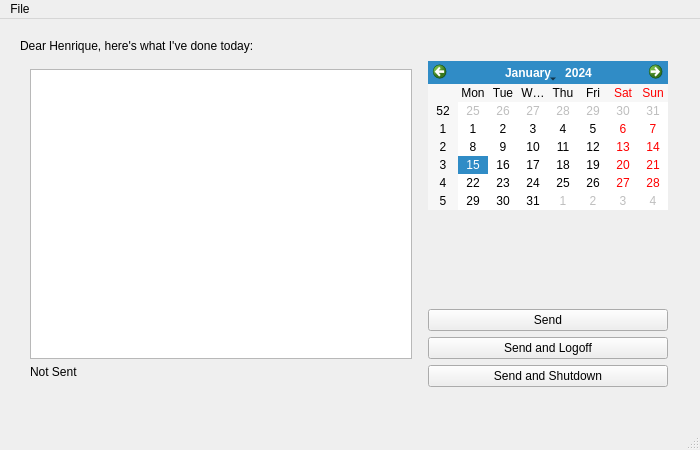
The window that qtdesigner/henrique.ui (cclauss/henrique) describes before a commit, drawn with Qt 5.
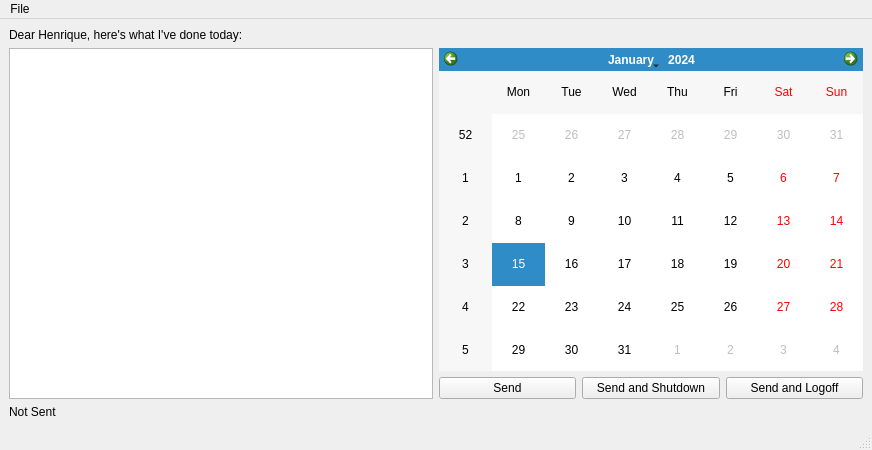
The same window after the commit.

Commit message: Refactored the main widget layout.

Diff of the .ui file:
```diff
--- a/qtdesigner/henrique.ui
+++ b/qtdesigner/henrique.ui
@@ -9,36 +9,17 @@
    <rect>
     <x>0</x>
     <y>0</y>
-    <width>700</width>
+    <width>872</width>
     <height>450</height>
    </rect>
   </property>
   <property name="windowTitle">
    <string>Henrique</string>
   </property>
-  <widget class="QWidget" name="CentralWidget">
-   <widget class="QWidget" name="MainWidget" native="true">
-    <property name="geometry">
-     <rect>
-      <x>20</x>
-      <y>20</y>
-      <width>650</width>
-      <height>350</height>
-     </rect>
-    </property>
-    <property name="sizePolicy">
-     <sizepolicy hsizetype="Preferred" vsizetype="Preferred">
-      <horstretch>0</horstretch>
-      <verstretch>0</verstretch>
-     </sizepolicy>
-    </property>
-    <property name="minimumSize">
-     <size>
-      <width>0</width>
-      <height>0</height>
-     </size>
-    </property>
-    <layout class="QVBoxLayout" name="verticalLayout_3">
+  <widget class="QWidget" name="MainWidget">
+   <layout class="QGridLayout" name="gridLayout">
+    <item row="0" column="0">
+     <layout class="QVBoxLayout" name="MainWidgetVerticalLayout">
      <item>
       <widget class="QLabel" name="MainLabel">
        <property name="text">
@@ -50,29 +31,7 @@
       </widget>
      </item>
      <item>
-      <widget class="QWidget" name="ContainerWidget" native="true">
-       <layout class="QHBoxLayout" name="horizontalLayout">
-        <property name="spacing">
-         <number>6</number>
-        </property>
-        <property name="margin">
-         <number>1</number>
-        </property>
-        <item>
-         <widget class="QWidget" name="ReportTextContainer" native="true">
-          <property name="sizePolicy">
-           <sizepolicy hsizetype="Expanding" vsizetype="Expanding">
-            <horstretch>0</horstretch>
-            <verstretch>0</verstretch>
-           </sizepolicy>
-          </property>
-          <property name="minimumSize">
-           <size>
-            <width>400</width>
-            <height>300</height>
-           </size>
-          </property>
-          <layout class="QVBoxLayout" name="verticalLayout">
+       <layout class="QHBoxLayout" name="ActionHorizontalLayout">
            <item>
             <widget class="QTextEdit" name="ReportText">
              <property name="enabled">
@@ -81,52 +40,12 @@
             </widget>
            </item>
            <item>
-            <widget class="QLabel" name="StatusLabel">
-             <property name="enabled">
-              <bool>true</bool>
-             </property>
-             <property name="text">
-              <string>Not Sent</string>
-             </property>
-             <property name="textFormat">
-              <enum>Qt::AutoText</enum>
-             </property>
-            </widget>
-           </item>
-          </layout>
-         </widget>
-        </item>
-        <item>
-         <widget class="QWidget" name="CalendarWidgetContainer" native="true">
-          <property name="minimumSize">
-           <size>
-            <width>200</width>
-            <height>300</height>
-           </size>
-          </property>
-          <layout class="QVBoxLayout" name="verticalLayout_2">
-           <property name="spacing">
-            <number>6</number>
-           </property>
-           <property name="margin">
-            <number>1</number>
-           </property>
+         <layout class="QVBoxLayout" name="CalendarVerticalLayout">
            <item>
             <widget class="QCalendarWidget" name="ReportCalendarWidget"/>
            </item>
            <item>
-            <spacer name="CalendarToButtonSpacer">
-             <property name="orientation">
-              <enum>Qt::Vertical</enum>
-             </property>
-             <property name="sizeHint" stdset="0">
-              <size>
-               <width>20</width>
-               <height>40</height>
-              </size>
-             </property>
-            </spacer>
-           </item>
+           <layout class="QHBoxLayout" name="ButtonsHorizontalLayout">
            <item>
             <widget class="QPushButton" name="SendButton">
              <property name="text">
@@ -134,13 +53,6 @@
              </property>
             </widget>
            </item>
-           <item>
-            <widget class="QPushButton" name="SendAndLogoffButton">
-             <property name="text">
-              <string>Send and Logoff</string>
-             </property>
-            </widget>
-           </item>
            <item>
             <widget class="QPushButton" name="SendAndShutdownButton">
              <property name="text">
@@ -148,14 +60,35 @@
              </property>
             </widget>
            </item>
-          </layout>
+            <item>
+             <widget class="QPushButton" name="SendAndLogoffButton">
+              <property name="text">
+               <string>Send and Logoff</string>
+              </property>
          </widget>
         </item>
        </layout>
-      </widget>
-     </item>
-    </layout>
-   </widget>
+          </item>
+         </layout>
+        </item>
+       </layout>
+      </item>
+      <item>
+       <widget class="QLabel" name="StatusLabel">
+        <property name="enabled">
+         <bool>true</bool>
+        </property>
+        <property name="text">
+         <string>Not Sent</string>
+        </property>
+        <property name="textFormat">
+         <enum>Qt::AutoText</enum>
+        </property>
+       </widget>
+      </item>
+     </layout>
+    </item>
+   </layout>
   </widget>
   <widget class="QStatusBar" name="statusbar"/>
   <widget class="QMenuBar" name="menuBar">
@@ -163,7 +96,7 @@
     <rect>
      <x>0</x>
      <y>0</y>
-     <width>700</width>
+     <width>872</width>
      <height>25</height>
     </rect>
    </property>
```
Lines whose indentation alone changed are shown as unchanged.
